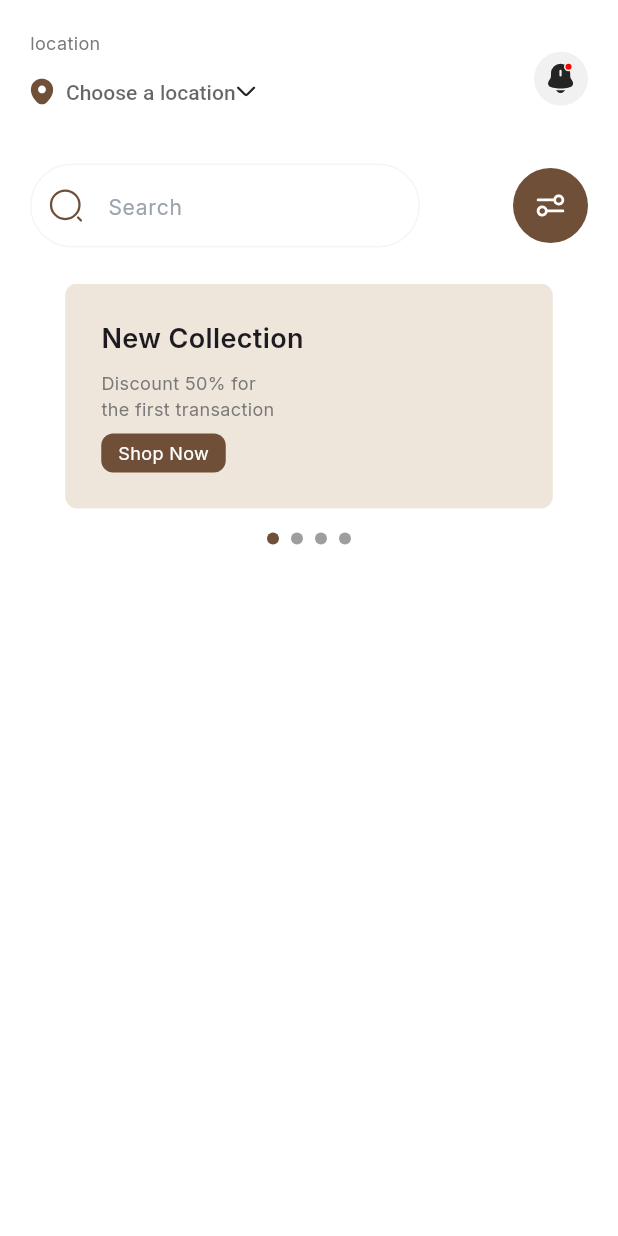
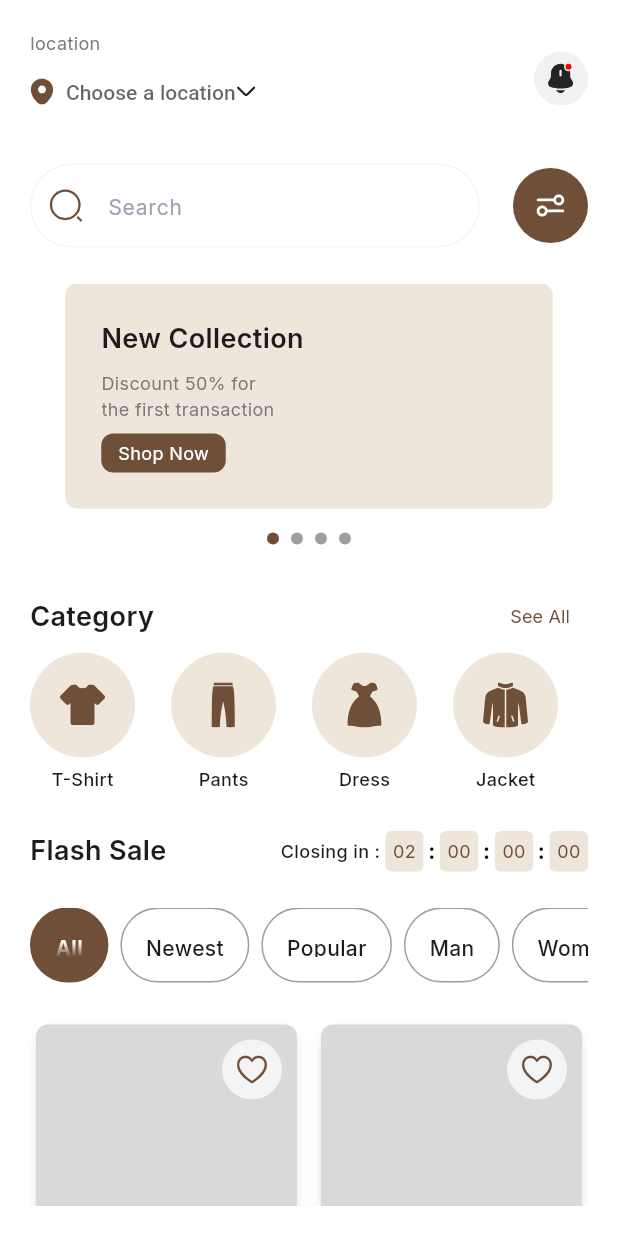
Before and after one commit to muhamedseoudii/fashion, a Flutter app: the HomeView screen opened directly, on a phone screen of 412 x 824 dp. Run offline on Flutter 3.47's test engine with Material 3 defaults, Android fonts, the phone set to English and light mode, and no system bars; drawn by our look-alikes of smooth_page_indicator; our stand-ins replace animate_do, easy_localization, flutter_riverpod, flutter_svg, google_fonts, pinput and 1 more; missing offline and left inert: responsive_navigation_bar.

Commit message:
home completed

```diff
--- a/lib/data/resources/assets_manager.dart
+++ b/lib/data/resources/assets_manager.dart
@@ -21,6 +21,11 @@ class IconAssets {
   static const String filterIcon = "$iconPath/filter.svg";
   static const String locationIcon = "$iconPath/location.svg";
   static const String notificationIcon = "$iconPath/notification.svg";
+  static const String dressIcon = "$iconPath/dress.svg";
+  static const String jacketIcon = "$iconPath/jacket.svg";
+  static const String pantIcon = "$iconPath/pant.svg";
+  static const String tshirtIcon = "$iconPath/tshirt.svg";
+  static const String starIcon = "$iconPath/Star.svg";
 }
 
 class JsonAssets {
--- a/lib/data/resources/styles_manager.dart
+++ b/lib/data/resources/styles_manager.dart
@@ -171,9 +171,8 @@ abstract class AppTextStyles {
   static const mediumTitle12 =
       TextStyle(fontSize: 12, fontWeight: FontWeight.w600);
   static const smallTitle12 = TextStyle(
-    color: Color(0xff1F2029),
     fontSize: 12,
-    fontWeight: FontWeight.w400,
+    fontWeight: FontWeight.w500,
   );
   static const smallTitleWhite12 = TextStyle(
     color: Colors.white,
--- a/lib/presentation/main/view/home_view.dart
+++ b/lib/presentation/main/view/home_view.dart
@@ -1,23 +1,45 @@
+import 'package:fashion/data/resources/assets_manager.dart';
 import 'package:fashion/data/resources/color_manager.dart';
 import 'package:fashion/data/resources/styles_manager.dart';
+import 'package:flutter/cupertino.dart';
 import 'package:flutter/material.dart';
+import 'package:flutter_svg/flutter_svg.dart';
+import 'package:slide_countdown/slide_countdown.dart';
 import 'package:smooth_page_indicator/smooth_page_indicator.dart';
 
+import '../widget/home/grid_items_wigdet.dart';
 import '../widget/home/home_header_widget.dart';
 import '../widget/home/page_view_widget.dart';
+import '../widget/home/row_category_widget.dart';
 import '../widget/home/search_bar_widget.dart';
+import '../widget/home/selectable_container_widget.dart';
 
-class HomeView extends StatelessWidget {
+class HomeView extends StatefulWidget {
   const HomeView({super.key});
 
   @override
+  State<HomeView> createState() => _HomeViewState();
+}
+
+class _HomeViewState extends State<HomeView> {
+  List<bool> selectedItems = List.generate(4, (index) => false);
+  @override
   Widget build(BuildContext context) {
+
+    final List category = [
+      {"icons": IconAssets.tshirtIcon, "title": "T-Shirt"},
+      {"icons": IconAssets.pantIcon, "title": "Pants"},
+      {"icons": IconAssets.dressIcon, "title": "Dress"},
+      {"icons": IconAssets.jacketIcon, "title": "Jacket"},
+    ];
     final TextEditingController searchController = TextEditingController();
     return Scaffold(
       body: SafeArea(
         child: Padding(
           padding: const EdgeInsets.all(20),
-          child: Column(
+          child: ListView(
+            children: [
+              Column(
                 children: [
                   const HomeHeaderWidget(),
                   const SizedBox(height: 24),
@@ -29,6 +51,90 @@ class HomeView extends StatelessWidget {
                   ),
                   const SizedBox(height: 24),
                   const PageViewWidget(),
+                  const SizedBox(height: 24),
+                  RowCategoryWidget(title: "Category", onPressed: () {}),
+                  SizedBox(
+                    height: 95,
+                    child: ListView.separated(
+                        scrollDirection: Axis.horizontal,
+                        itemBuilder: (context, index) {
+                          return Column(
+                            children: [
+                              CircleAvatar(
+                                  backgroundColor: ColorManager.secandary,
+                                  radius: 35,
+                                  child: SvgPicture.asset(
+                                      category[index]["icons"])),
+                              const SizedBox(height: 6),
+                              Text(category[index]["title"],
+                                  style: AppTextStyles.smallTitle12)
+                            ],
+                          );
+                        },
+                        separatorBuilder: (context, index) => const SizedBox(
+                              width: 24,
+                            ),
+                        itemCount: category.length),
+                  ),
+                  const SizedBox(height: 24),
+                  Row(
+                    mainAxisAlignment: MainAxisAlignment.spaceBetween,
+                    children: [
+                      const Text("Flash Sale",
+                          style: AppTextStyles.largeTitle18),
+                      Row(
+                        children: [
+                          const Text("Closing in : ",
+                              style: AppTextStyles.smallTitle12),
+                          SlideCountdownSeparated(
+                            style: AppTextStyles.smallTitleBrown12,
+                            decoration: BoxDecoration(
+                              color: ColorManager.secandary,
+                              borderRadius: const BorderRadius.all(
+                                  Radius.circular(
+                                      4)), // Apply border radius separately
+                            ),
+                            duration: const Duration(days: 2),
+                          ),
+                        ],
+                      ),
+                    ],
+                  ),
+                  const SizedBox(height: 24),
+                  const SelectableContainerList(),
+                  const SizedBox(height: 24),
+                  SizedBox(
+                    height: 500,
+                    child: GridView.builder(
+                      itemCount: 4, // Set length of grid to 4 items
+                      gridDelegate:
+                          const SliverGridDelegateWithFixedCrossAxisCount(
+                        crossAxisCount: 2,
+                        // Number of columns in the grid
+                        childAspectRatio: 0.75,
+                        // Adjust the aspect ratio as needed
+                        crossAxisSpacing: 8,
+                        mainAxisSpacing: 8,
+                      ),
+                      itemBuilder: (context, index) {
+                        return GridItemsWidget(
+                          type: "Brown Jacket",
+                          price: "\$120.00",
+                          rate: "4.9",
+                          icon: selectedItems[index]
+                              ? CupertinoIcons.heart_fill
+                              : CupertinoIcons.heart,
+                          onTapFavorite: () {
+                            setState(() {
+                              selectedItems[index] = !selectedItems[index];
+                            });
+                          },
+                        );
+                      },
+                    ),
+                  )
+                ],
+              ),
             ],
           ),
         ),
--- /dev/null
+++ b/lib/presentation/main/widget/home/grid_items_wigdet.dart
@@ -0,0 +1,61 @@
+import 'package:flutter/material.dart';
+import 'package:flutter_svg/svg.dart';
+
+import '../../../../data/resources/assets_manager.dart';
+import '../../../../data/resources/color_manager.dart';
+import '../../../../data/resources/styles_manager.dart';
+
+class GridItemsWidget extends StatelessWidget {
+  final String type, rate, price;
+  final IconData? icon;
+  final void Function()? onTapFavorite;
+
+  const GridItemsWidget(
+      {super.key,
+      this.onTapFavorite,
+      required this.type,
+      required this.rate,
+      required this.price, this.icon});
+
+  @override
+  Widget build(BuildContext context) {
+    return SizedBox(
+      width: 156,height: 200,
+      child: Card(
+        child: Column(
+          crossAxisAlignment: CrossAxisAlignment.start,
+          children: [
+            Container(
+              padding: const EdgeInsets.symmetric(vertical: 10, horizontal: 10),
+              alignment: Alignment.topRight,
+              height: 150,
+              decoration: BoxDecoration(
+                  color: ColorManager.grey1,
+                  borderRadius: const BorderRadius.all(Radius.circular(8))),
+              child: CircleAvatar(
+                radius: 20,
+                backgroundColor: ColorManager.offWhite,
+                child: InkWell(
+                    onTap: onTapFavorite,
+                    child: Icon(icon,color: ColorManager.primary,)),
+              ),
+            ),
+            Row(
+              mainAxisAlignment: MainAxisAlignment.spaceBetween,
+              children: [
+                Text(type, style: AppTextStyles.mediumTitle14),
+                Row(
+                  children: [
+                    SvgPicture.asset(IconAssets.starIcon),
+                    Text(rate, style: AppTextStyles.smallTitleGrey12),
+                  ],
+                ),
+              ],
+            ),
+            Text(price, style: AppTextStyles.mediumTitle14),
+          ],
+        ),
+      ),
+    );
+  }
+}
--- /dev/null
+++ b/lib/presentation/main/widget/home/row_category_widget.dart
@@ -0,0 +1,27 @@
+import 'package:flutter/material.dart';
+import 'package:fashion/data/resources/styles_manager.dart';
+
+class RowCategoryWidget extends StatelessWidget {
+  final String title;
+  final void Function()? onPressed;
+
+  const RowCategoryWidget({super.key, required this.title, this.onPressed});
+
+  @override
+  Widget build(BuildContext context) {
+    return Column(
+      children: [
+        Row(
+          mainAxisAlignment: MainAxisAlignment.spaceBetween,
+          children: [
+            Text(title, style: AppTextStyles.largeTitle18),
+            TextButton(
+                onPressed: onPressed,
+                child: const Text("See All",
+                    style: AppTextStyles.smallTitleBrown12)),
+          ],
+        ),
+      ],
+    );
+  }
+}
--- a/lib/presentation/main/widget/home/search_bar_widget.dart
+++ b/lib/presentation/main/widget/home/search_bar_widget.dart
@@ -23,7 +23,7 @@ class SearchBarWidget extends StatelessWidget {
       mainAxisAlignment: MainAxisAlignment.spaceBetween,
       children: [
         SizedBox(
-          width: 260,
+          width: 300,
           child: SearchTextField(
             fillColor: ColorManager.white,
             hintText: "Search",
--- /dev/null
+++ b/lib/presentation/main/widget/home/selectable_container_widget.dart
@@ -0,0 +1,67 @@
+import 'package:fashion/data/resources/color_manager.dart';
+import 'package:fashion/data/resources/styles_manager.dart';
+import 'package:flutter/material.dart';
+
+class SelectableContainerList extends StatefulWidget {
+  const SelectableContainerList({super.key});
+
+  @override
+  State<SelectableContainerList> createState() =>
+      _SelectableContainerListState();
+}
+
+class _SelectableContainerListState extends State<SelectableContainerList> {
+  List name = [
+    {"title":"All"},
+    {"title":"Newest"},
+    {"title":"Popular"},
+    {"title":"Man"},
+    {"title":"Woman"},
+  ];
+  int selectedIndex = 0;
+
+  @override
+  Widget build(BuildContext context) {
+    return SizedBox(
+      height: 50,
+      child: ListView.separated(
+        scrollDirection: Axis.horizontal,
+        itemCount: name.length,
+        itemBuilder: (context, index) {
+          return GestureDetector(
+            onTap: () {
+              setState(() {
+                selectedIndex = index;
+              });
+            },
+            child: Container(
+              alignment: Alignment.center,
+              padding: const EdgeInsets.all(16),
+              decoration: BoxDecoration(
+                color: selectedIndex == index
+                    ? ColorManager.primary
+                    : ColorManager.white,
+                borderRadius: BorderRadius.circular(170),
+                border: Border.all(
+                  color: selectedIndex == index
+                      ? ColorManager.primary
+                      : Colors.grey,
+                  width: 1,
+                ),
+              ),
+              child: Text(
+                name[index]["title"],
+                style: selectedIndex == index
+                    ? AppTextStyles.mediumWhiteTitle14
+                    : AppTextStyles.mediumTitle14,
+              ),
+            ),
+          );
+        },
+        separatorBuilder: (context, index) => const SizedBox(
+          width: 8,
+        ),
+      ),
+    );
+  }
+}
--- a/pubspec.yaml
+++ b/pubspec.yaml
@@ -26,6 +26,7 @@ dependencies:
   smooth_page_indicator: ^1.2.0+3
   pinput: ^5.0.0
   responsive_navigation_bar: ^5.0.2
+  slide_countdown: ^2.0.0
 
 
 dev_dependencies:
```
Also changed, not shown: assets/icons/Star.svg (added), assets/icons/dress.svg (added), assets/icons/jacket.svg (added), assets/icons/pant.svg (added), assets/icons/tshirt.svg (added), pubspec.lock. Lines whose indentation alone changed are shown as unchanged.
